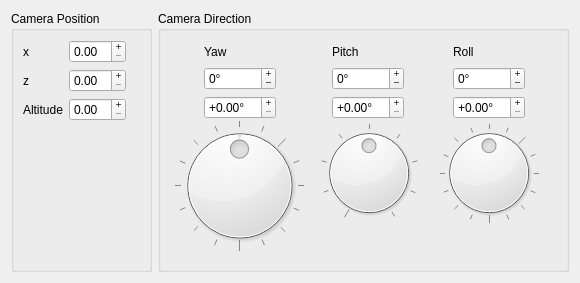
Before: the Qt Designer form trunk/picogen-qt/ui/camerasettings.ui in phresnel/picogen, drawn with Qt 5.
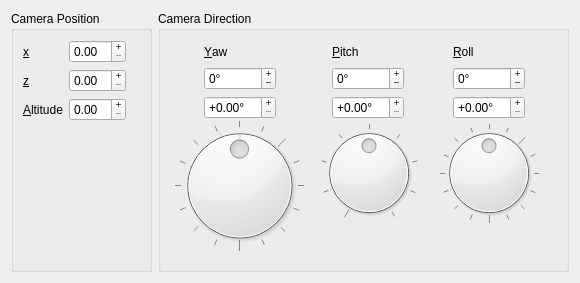
After: the same form once the commit is applied.

Diff of the .ui file:
```diff
--- a/trunk/picogen-qt/ui/camerasettings.ui
+++ b/trunk/picogen-qt/ui/camerasettings.ui
@@ -44,24 +44,23 @@
        <layout class="QFormLayout" name="formLayout_2" >
         <item row="0" column="0" >
          <layout class="QFormLayout" name="formLayout" >
-          <item row="0" column="0" >
-           <widget class="QLabel" name="label" >
-            <property name="text" >
-             <string>x</string>
-            </property>
-           </widget>
-          </item>
           <item row="1" column="0" >
            <widget class="QLabel" name="label_2" >
             <property name="text" >
-             <string>z</string>
+             <string>&amp;z</string>
+            </property>
+            <property name="buddy" >
+             <cstring>doubleSpinBox_5</cstring>
             </property>
            </widget>
           </item>
           <item row="2" column="0" >
            <widget class="QLabel" name="label_3" >
             <property name="text" >
-             <string>Altitude</string>
+             <string>&amp;Altitude</string>
+            </property>
+            <property name="buddy" >
+             <cstring>doubleSpinBox_6</cstring>
             </property>
            </widget>
           </item>
@@ -86,6 +85,16 @@
             </property>
            </widget>
           </item>
+          <item row="0" column="0" >
+           <widget class="QLabel" name="label" >
+            <property name="text" >
+             <string>&amp;x</string>
+            </property>
+            <property name="buddy" >
+             <cstring>doubleSpinBox_4</cstring>
+            </property>
+           </widget>
+          </item>
          </layout>
         </item>
        </layout>
@@ -193,7 +202,10 @@
          <item>
           <widget class="QLabel" name="label_6" >
            <property name="text" >
-            <string>Roll</string>
+            <string>&amp;Roll</string>
+           </property>
+           <property name="buddy" >
+            <cstring>spinBox_3</cstring>
            </property>
           </widget>
          </item>
@@ -250,7 +262,10 @@
          <item>
           <widget class="QLabel" name="label_5" >
            <property name="text" >
-            <string>Pitch</string>
+            <string>&amp;Pitch</string>
+           </property>
+           <property name="buddy" >
+            <cstring>spinBox_2</cstring>
            </property>
           </widget>
          </item>
@@ -307,7 +322,10 @@
          <item>
           <widget class="QLabel" name="label_4" >
            <property name="text" >
-            <string>Yaw</string>
+            <string>&amp;Yaw</string>
+           </property>
+           <property name="buddy" >
+            <cstring>spinBox</cstring>
            </property>
           </widget>
          </item>
```
Left out of the diff: 131 changed lines with no effect on the pictures.
